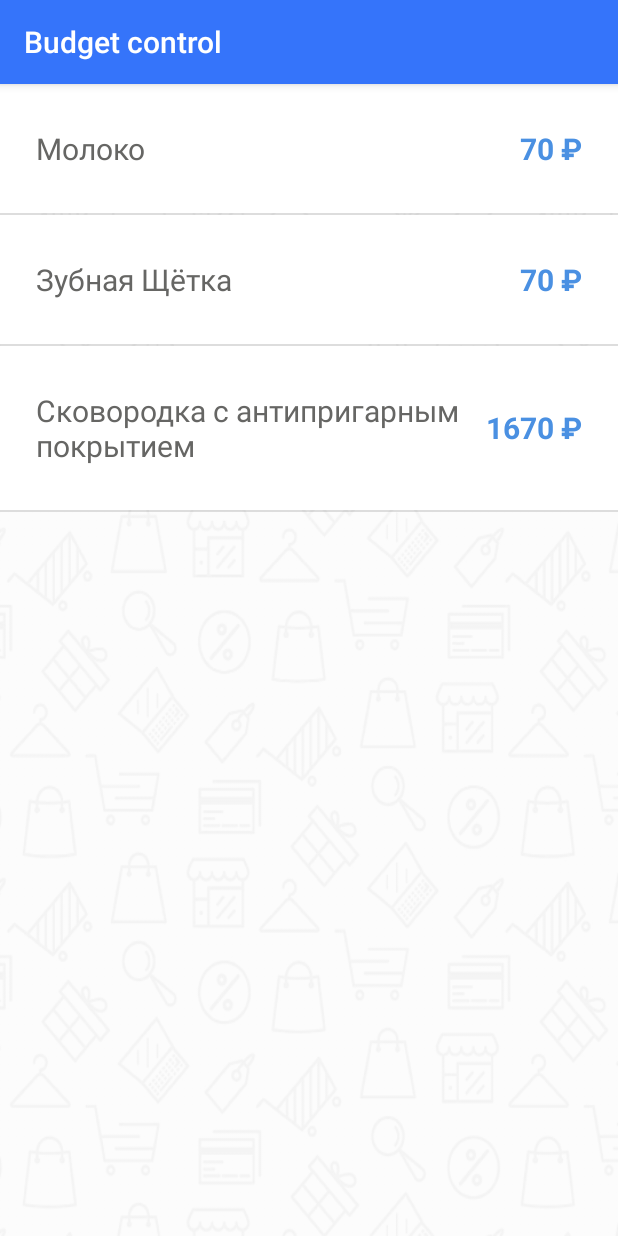
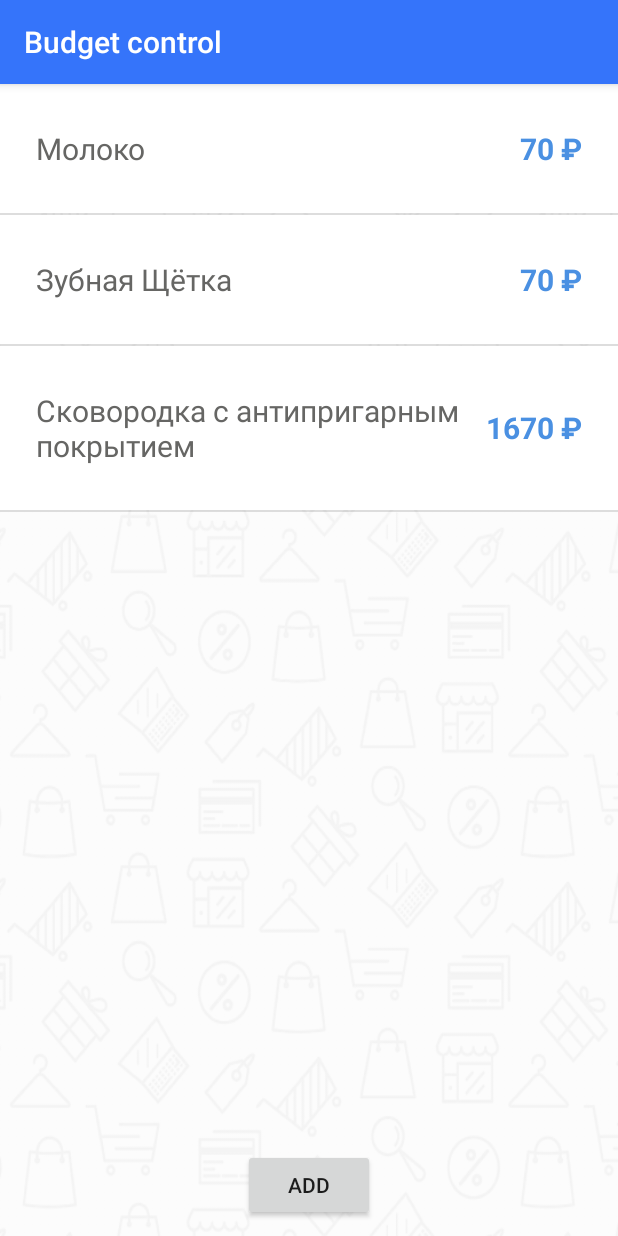
Before and after one commit to bendyug/LoftMoney, an Android app: the BudgetActivity screen opened directly, with no data from a screen before it, on a phone screen of 412 x 824 dp. Run offline under Robolectric (Android 15) with nearby library versions, the phone set to English and light mode, and no system bars.

Commit message:
Added button on activity_budget for transition from activity_budget to activity_add_item

```diff
--- a/app/src/main/java/com/dbendyug/loftmoney/BudgetActivity.java
+++ b/app/src/main/java/com/dbendyug/loftmoney/BudgetActivity.java
@@ -1,6 +1,9 @@
 package com.dbendyug.loftmoney;
 
+import android.content.Intent;
 import android.os.Bundle;
+import android.view.View;
+import android.widget.Button;
 
 import androidx.annotation.Nullable;
 import androidx.appcompat.app.AppCompatActivity;
@@ -9,6 +12,8 @@ import androidx.recyclerview.widget.LinearLayoutManager;
 import androidx.recyclerview.widget.RecyclerView;
 
 public class BudgetActivity extends AppCompatActivity {
+
+    private Button openAddScreenButton;
     @Override
     protected void onCreate(@Nullable Bundle savedInstanceState) {
         super.onCreate(savedInstanceState);
@@ -28,5 +33,13 @@ public class BudgetActivity extends AppCompatActivity {
         itemsAdapter.addItem(new Item("Молоко", 70));
         itemsAdapter.addItem(new Item("Зубная Щётка", 70));
         itemsAdapter.addItem(new Item("Сковородка с антипригарным покрытием", 1670));
+
+        openAddScreenButton = findViewById(R.id.open_add_screen_button);
+        openAddScreenButton.setOnClickListener(new View.OnClickListener() {
+            @Override
+            public void onClick(View view) {
+                startActivity(new Intent(BudgetActivity.this, AddItemActivity.class ));
+            }
+        });
     }
 }
--- a/app/src/main/res/layout-land/activity_add_item.xml
+++ b/app/src/main/res/layout-land/activity_add_item.xml
@@ -43,7 +43,7 @@
         android:layout_centerHorizontal="true"
         android:layout_alignParentBottom="true"
         android:background="@null"
-        android:text="@string/button_text"
+        android:text="@string/add_button_text"
         android:textColor="@color/add_button_color_inactive"
         />
 
--- a/app/src/main/res/layout/activity_add_item.xml
+++ b/app/src/main/res/layout/activity_add_item.xml
@@ -41,7 +41,7 @@
         android:layout_centerVertical="true"
         android:layout_gravity="center"
         android:background="@null"
-        android:text="@string/button_text"
+        android:text="@string/add_button_text"
         android:textColor="@color/add_button_color_inactive"
 
         />
--- a/app/src/main/res/layout/activity_budget.xml
+++ b/app/src/main/res/layout/activity_budget.xml
@@ -1,9 +1,9 @@
 <?xml version="1.0" encoding="utf-8"?>
-<LinearLayout xmlns:android="http://schemas.android.com/apk/res/android"
-    android:orientation="vertical"
+<FrameLayout xmlns:android="http://schemas.android.com/apk/res/android"
     android:layout_width="match_parent"
     android:layout_height="match_parent"
     android:background="@drawable/budget_background">
+
 
     <androidx.recyclerview.widget.RecyclerView
         android:id="@+id/recycler_view"
@@ -12,4 +12,13 @@
 
     </androidx.recyclerview.widget.RecyclerView>
 
-</LinearLayout>
+    <Button
+        android:id="@+id/open_add_screen_button"
+        android:layout_width="wrap_content"
+        android:layout_height="wrap_content"
+        android:text="@string/add_button_text"
+        android:layout_gravity="bottom|center"
+        android:layout_margin="10dp"
+        />
+
+</FrameLayout>
--- a/app/src/main/res/values/strings.xml
+++ b/app/src/main/res/values/strings.xml
@@ -2,7 +2,7 @@
     <string name="app_name">LoftMoney</string>
     <string name="title_hint">Title</string>
     <string name="price_hint">Price</string>
-    <string name="button_text">Add</string>
+    <string name="add_button_text">Add</string>
     <string name="budget_activity_title">Budget control</string>
 
     <string name="price_template" translatable="false">%1$s ₽</string>
```
Also changed, not shown: 1 other file.
